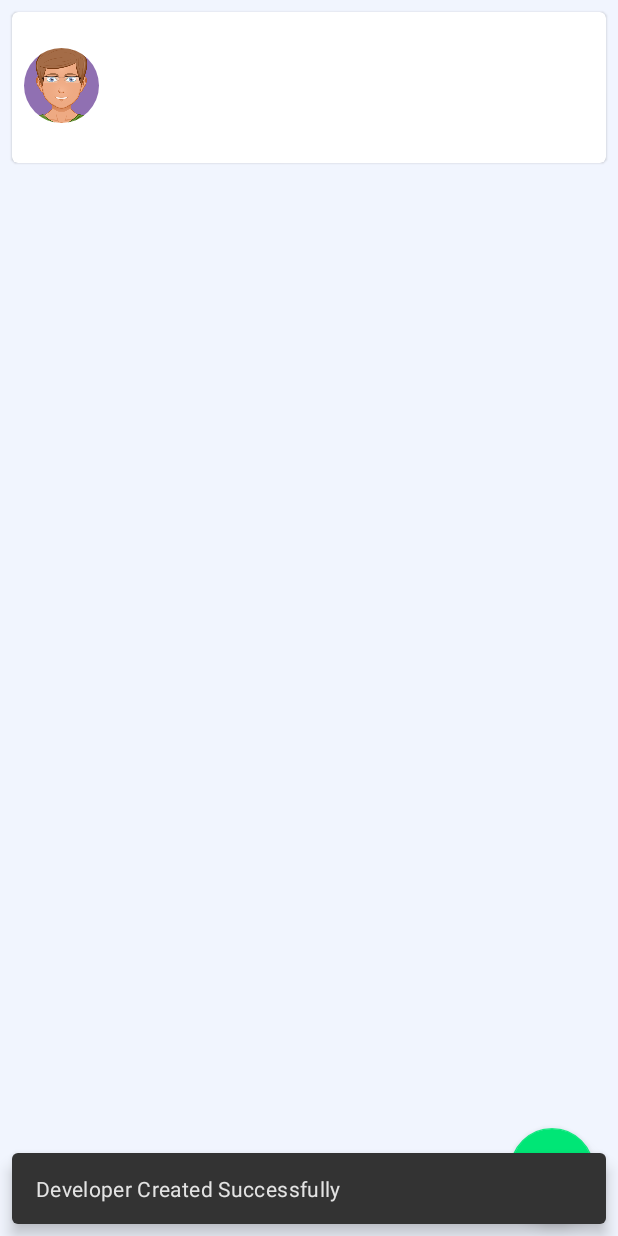
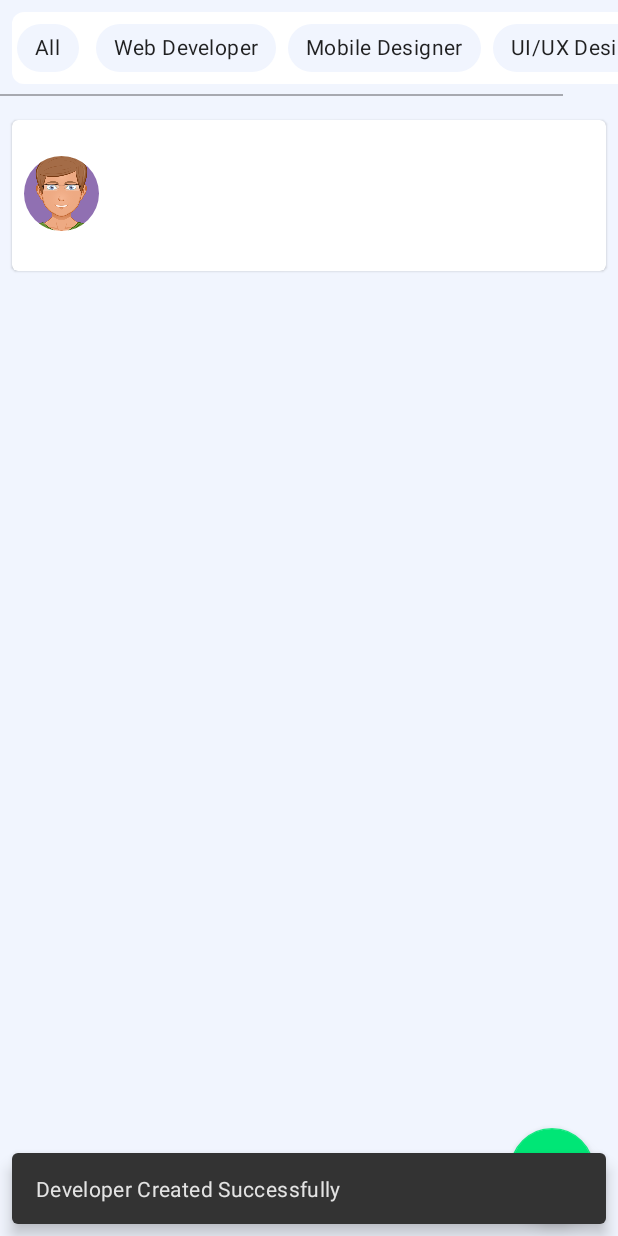
Before and after one commit to SalimSalimi/ProjectManager, an Android app: the DeveloperEditFragment screen opened through its navigation route, after a tap on "ADD", on a phone screen of 412 x 824 dp. Run offline under Robolectric (Android 15) with nearby library versions, the light colour scheme and no system bars; our stand-ins replace Room's generated code, data binding; 12 statements that could not run were skipped; 1 other tap on this screen came first.

Commit message:
fix remove unnecessary import

```diff
--- a/app/src/main/java/fr/im/salimi/projectmanager/ui/developerEdit/DeveloperEditViewModel.kt
+++ b/app/src/main/java/fr/im/salimi/projectmanager/ui/developerEdit/DeveloperEditViewModel.kt
@@ -1,6 +1,5 @@
 package fr.im.salimi.projectmanager.ui.developerEdit
 
-import android.util.Log
 import androidx.lifecycle.LiveData
 import androidx.lifecycle.MutableLiveData
 import androidx.lifecycle.ViewModel
--- /dev/null
+++ b/app/src/main/res/color/bg_chip_list.xml
@@ -0,0 +1,5 @@
+<?xml version="1.0" encoding="utf-8"?>
+<selector xmlns:android="http://schemas.android.com/apk/res/android">
+    <item android:color="@color/green_200" android:state_checked="true" />
+    <item android:color="@color/light_gray_background" />
+</selector>
--- a/app/src/main/res/layout/developer_list_fragment.xml
+++ b/app/src/main/res/layout/developer_list_fragment.xml
@@ -1,20 +1,62 @@
 <?xml version="1.0" encoding="utf-8"?>
 <layout xmlns:android="http://schemas.android.com/apk/res/android"
-    xmlns:tools="http://schemas.android.com/tools"
-    xmlns:app="http://schemas.android.com/apk/res-auto">
+    xmlns:app="http://schemas.android.com/apk/res-auto"
+    xmlns:tools="http://schemas.android.com/tools">
 
     <androidx.coordinatorlayout.widget.CoordinatorLayout
         android:layout_width="match_parent"
         android:layout_height="match_parent"
-        tools:context=".ui.developerList.DeveloperListFragment"
-        android:background="@color/light_gray_background">
+        android:background="@color/light_gray_background"
+        tools:context=".ui.developerList.DeveloperListFragment">
 
-        <androidx.recyclerview.widget.RecyclerView
-            android:id="@+id/developersList"
+        <LinearLayout
             android:layout_width="match_parent"
             android:layout_height="match_parent"
-            android:layout_alignParentStart="true"
-            android:layout_marginStart="0dp" />
+            android:orientation="vertical">
+
+            <HorizontalScrollView
+                android:layout_width="wrap_content"
+                android:layout_height="wrap_content"
+                android:scrollbarSize="1dp">
+
+                <com.google.android.material.chip.ChipGroup
+                    android:layout_width="wrap_content"
+                    android:layout_height="wrap_content"
+                    android:layout_margin="8dp"
+                    android:background="@drawable/panel_background_form"
+                    app:singleLine="true">
+
+                    <com.google.android.material.chip.Chip
+                        android:layout_width="wrap_content"
+                        android:layout_height="wrap_content"
+                        android:text="@string/all" />
+
+                    <com.google.android.material.chip.Chip
+                        android:layout_width="wrap_content"
+                        android:layout_height="wrap_content"
+                        android:text="@string/web_developer" />
+
+                    <com.google.android.material.chip.Chip
+                        android:layout_width="wrap_content"
+                        android:layout_height="wrap_content"
+                        android:text="@string/mobile_designer" />
+
+                    <com.google.android.material.chip.Chip
+                        android:layout_width="wrap_content"
+                        android:layout_height="wrap_content"
+                        android:text="@string/ui_ux_designer" />
+
+                </com.google.android.material.chip.ChipGroup>
+            </HorizontalScrollView>
+
+            <androidx.recyclerview.widget.RecyclerView
+                android:id="@+id/developersList"
+                android:layout_width="match_parent"
+                android:layout_height="match_parent"
+                android:layout_marginStart="0dp"
+                android:layout_marginTop="8dp" />
+
+        </LinearLayout>
 
         <com.google.android.material.floatingactionbutton.FloatingActionButton
             android:id="@+id/fab"
--- a/app/src/main/res/values/strings.xml
+++ b/app/src/main/res/values/strings.xml
@@ -23,4 +23,8 @@
     <string name="address">Address</string>
     <string name="add">Add</string>
     <string name="snackbar_text_add_success">Developer Created Successfully</string>
+    <string name="all">All</string>
+    <string name="web_developer">Web Developer</string>
+    <string name="mobile_designer">Mobile Designer</string>
+    <string name="ui_ux_designer">UI/UX Designer</string>
 </resources>
--- a/app/src/main/res/values/themes.xml
+++ b/app/src/main/res/values/themes.xml
@@ -13,6 +13,7 @@
         <item name="android:statusBarColor" tools:targetApi="l">?attr/colorPrimaryVariant</item>
         <!-- Customize your theme here. -->
         <item name="textInputStyle">@style/textInputLayoutCustom</item>
+        <item name="chipStyle">@style/customChip</item>
     </style>
 
     <style name="Theme.TeamManager.NoActionBar">
@@ -35,4 +36,9 @@
 
     </style>
 
+    <style name="customChip" parent="Widget.MaterialComponents.Chip.Filter">
+        <item name="chipBackgroundColor">@color/bg_chip_list</item>
+        <item name="android:clickable">true</item>
+    </style>
+
 </resources>
```
